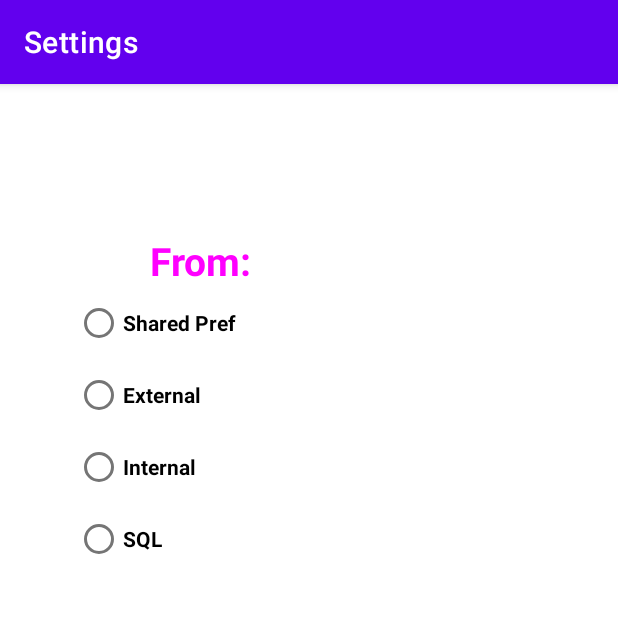
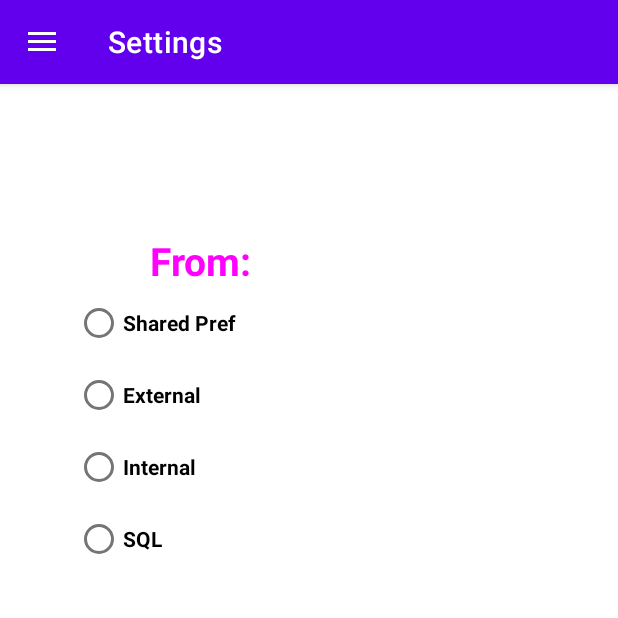
Before and after one commit to SanyaKRY/my-android-app, an Android app: the screen it shows after launch (SettingsActivity), in the side drawer, after a tap on "Settings", on a phone screen of 412 x 824 dp, the top half of it. Run offline under Robolectric (Android 15) with nearby library versions, the light colour scheme and no system bars; 1 statement that could not run was skipped.

Commit message:
Add minor changes

```diff
--- a/toDoList/app/src/main/AndroidManifest.xml
+++ b/toDoList/app/src/main/AndroidManifest.xml
@@ -4,14 +4,14 @@
 
     <application
         android:allowBackup="true"
-        android:icon="@mipmap/ic_launcher"
+        android:icon="@drawable/cat"
         android:label="@string/app_name"
         android:roundIcon="@mipmap/ic_launcher_round"
         android:supportsRtl="true"
         android:theme="@style/Theme.ToDoList">
         <activity android:name=".SettingsActivity" android:label="@string/settings"></activity>
         <activity android:name=".NewTaskActivity" android:parentActivityName=".MainActivity" android:label="@string/new_task"/>
-        <activity android:name=".MainActivity" android:label="@string/tasks">
+        <activity android:name=".MainActivity">
             <intent-filter>
                 <action android:name="android.intent.action.MAIN" />
 
--- a/toDoList/app/src/main/java/com/example/todolist/MainActivity.java
+++ b/toDoList/app/src/main/java/com/example/todolist/MainActivity.java
@@ -36,7 +36,7 @@ public class MainActivity extends AppCompatActivity {
         Log.d(TAG, "MainActivity onCreate()");
         super.onCreate(savedInstanceState);
         setContentView(R.layout.activity_main);
-
+        this.setTitle(R.string.tasks);
         setAllTasks();
         setFavouriteTasks();
         setTab();
@@ -49,21 +49,21 @@ public class MainActivity extends AppCompatActivity {
         drawerLayout.addDrawerListener(actionBarDrawerToggle);
         actionBarDrawerToggle.syncState();
         getSupportActionBar().setDisplayHomeAsUpEnabled(true);
-        navigationView = (NavigationView)findViewById(R.id.navigation_View);
+        navigationView = (NavigationView)findViewById(R.id.navigation_view);
         navigationView.setNavigationItemSelectedListener(new NavigationView.OnNavigationItemSelectedListener() {
             @Override
             public boolean onNavigationItemSelected(@NonNull MenuItem item) {
                 int id = item.getItemId();
                 Intent intent;
                 if (id == R.id.nav_tasks) {
-                    Toast.makeText(MainActivity.this, "Tasks",Toast.LENGTH_SHORT).show();
+                    Toast.makeText(MainActivity.this, R.string.tasks,Toast.LENGTH_SHORT).show();
                     intent = new Intent(MainActivity.this, MainActivity.class);
                     intent.addFlags(Intent.FLAG_ACTIVITY_REORDER_TO_FRONT);
                     startActivity(intent);
                 } else if (id == R.id.nav_settings) {
-                    Toast.makeText(MainActivity.this, "Settings",Toast.LENGTH_SHORT).show();
+                    Toast.makeText(MainActivity.this, R.string.settings,Toast.LENGTH_SHORT).show();
                     intent = new Intent(MainActivity.this, SettingsActivity.class);
-                    intent.addFlags(Intent.FLAG_ACTIVITY_NO_HISTORY);
+                    intent.addFlags(Intent.FLAG_ACTIVITY_REORDER_TO_FRONT);
                     startActivity(intent);
                 }
                 drawerLayout.closeDrawer(GravityCompat.START);
--- a/toDoList/app/src/main/java/com/example/todolist/SettingsActivity.java
+++ b/toDoList/app/src/main/java/com/example/todolist/SettingsActivity.java
@@ -1,9 +1,20 @@
 package com.example.todolist;
 
+import androidx.annotation.NonNull;
+import androidx.appcompat.app.ActionBarDrawerToggle;
 import androidx.appcompat.app.AppCompatActivity;
+import androidx.core.view.GravityCompat;
+import androidx.drawerlayout.widget.DrawerLayout;
 
+import android.content.Intent;
 import android.os.Bundle;
 import android.util.Log;
+import android.view.MenuItem;
+import android.view.View;
+import android.widget.RadioGroup;
+import android.widget.Toast;
+
+import com.google.android.material.navigation.NavigationView;
 
 public class SettingsActivity extends AppCompatActivity {
 
@@ -14,6 +25,65 @@ public class SettingsActivity extends AppCompatActivity {
         Log.d(TAG, "SettingsActivity onCreate()");
         super.onCreate(savedInstanceState);
         setContentView(R.layout.settings_activity);
+
+        setNavigationMenu();
+    }
+
+    DrawerLayout drawerLayout;
+    ActionBarDrawerToggle actionBarDrawerToggle;
+
+    private void setNavigationMenu() {
+        DrawerLayout drawerLayout = (DrawerLayout)findViewById(R.id.drawer_layout_settings);
+        actionBarDrawerToggle = new ActionBarDrawerToggle(this, drawerLayout,R.string.open, R.string.close);
+        drawerLayout.addDrawerListener(actionBarDrawerToggle);
+        actionBarDrawerToggle.syncState();
+        getSupportActionBar().setDisplayHomeAsUpEnabled(true);
+        NavigationView navigationView = (NavigationView)findViewById(R.id.navigation_view_settings);
+        navigationView.setNavigationItemSelectedListener(new NavigationView.OnNavigationItemSelectedListener() {
+            @Override
+            public boolean onNavigationItemSelected(@NonNull MenuItem item) {
+                int id = item.getItemId();
+                Intent intent;
+                if (id == R.id.nav_tasks) {
+                    Toast.makeText(SettingsActivity.this, R.string.tasks,Toast.LENGTH_SHORT).show();
+                    intent = new Intent(SettingsActivity.this, MainActivity.class);
+                    intent.addFlags(Intent.FLAG_ACTIVITY_REORDER_TO_FRONT);
+                    startActivity(intent);
+                } else if (id == R.id.nav_settings) {
+                    Toast.makeText(SettingsActivity.this, R.string.settings,Toast.LENGTH_SHORT).show();
+                    intent = new Intent(SettingsActivity.this, SettingsActivity.class);
+                    intent.addFlags(Intent.FLAG_ACTIVITY_REORDER_TO_FRONT);
+                    startActivity(intent);
+                }
+                drawerLayout.closeDrawer(GravityCompat.START);
+                return true;
+            }
+        });
+    }
+
+    @Override
+    public boolean onOptionsItemSelected(MenuItem item) {
+        if (actionBarDrawerToggle.onOptionsItemSelected(item)) {
+            return true;
+        }
+        return super.onOptionsItemSelected(item);
+    }
+
+    public void onRadioButtonClicked(View view) {
+        switch(view.getId()) {
+            case R.id.sharedPrefRadioButton:
+                Toast.makeText(getBaseContext(), R.string.shared_pref, Toast.LENGTH_SHORT).show();
+                break;
+            case R.id.externalRadioButton:
+                Toast.makeText(getBaseContext(), R.string.external, Toast.LENGTH_SHORT).show();
+                break;
+            case R.id.internalRadioButton:
+                Toast.makeText(getBaseContext(), R.string.internal, Toast.LENGTH_SHORT).show();
+                break;
+            case R.id.sqlRadioButton:
+                Toast.makeText(getBaseContext(), R.string.sql, Toast.LENGTH_SHORT).show();
+                break;
+        }
     }
 
     @Override
--- a/toDoList/app/src/main/res/layout/activity_main.xml
+++ b/toDoList/app/src/main/res/layout/activity_main.xml
@@ -79,7 +79,7 @@
     </TabHost>
 
     <com.google.android.material.navigation.NavigationView
-        android:id="@+id/navigation_View"
+        android:id="@+id/navigation_view"
         android:layout_width="wrap_content"
         android:layout_height="match_parent"
         android:layout_gravity="start"
--- a/toDoList/app/src/main/res/layout/settings_activity.xml
+++ b/toDoList/app/src/main/res/layout/settings_activity.xml
@@ -1,5 +1,13 @@
 <?xml version="1.0" encoding="utf-8"?>
-<LinearLayout xmlns:android="http://schemas.android.com/apk/res/android"
+<androidx.drawerlayout.widget.DrawerLayout
+    xmlns:android="http://schemas.android.com/apk/res/android"
+    xmlns:app="http://schemas.android.com/apk/res-auto"
+    xmlns:tools="http://schemas.android.com/tools"
+    android:layout_width="match_parent"
+    android:layout_height="match_parent"
+    android:id="@+id/drawer_layout_settings">
+
+    <LinearLayout
     android:orientation="vertical"
     android:layout_width="match_parent"
     android:layout_height="match_parent">
@@ -21,7 +29,6 @@
         android:layout_marginLeft="50dp"
         android:layout_marginRight="50dp"
         android:orientation="vertical">
-
             <RadioButton
             android:id="@+id/sharedPrefRadioButton"
             android:layout_width="wrap_content"
@@ -52,3 +59,13 @@
             android:onClick="onRadioButtonClicked"/>
         </RadioGroup>
     </LinearLayout>
+
+    <com.google.android.material.navigation.NavigationView
+        android:id="@+id/navigation_view_settings"
+        android:layout_width="wrap_content"
+        android:layout_height="match_parent"
+        android:layout_gravity="start"
+        app:itemTextColor="@color/blue"
+        app:headerLayout="@layout/navigation_header"
+        app:menu="@menu/navigation_menu"/>
+</androidx.drawerlayout.widget.DrawerLayout>
```
Also changed, not shown: toDoList/app/src/main/res/drawable/cat.png (added). Lines whose indentation alone changed are shown as unchanged.
